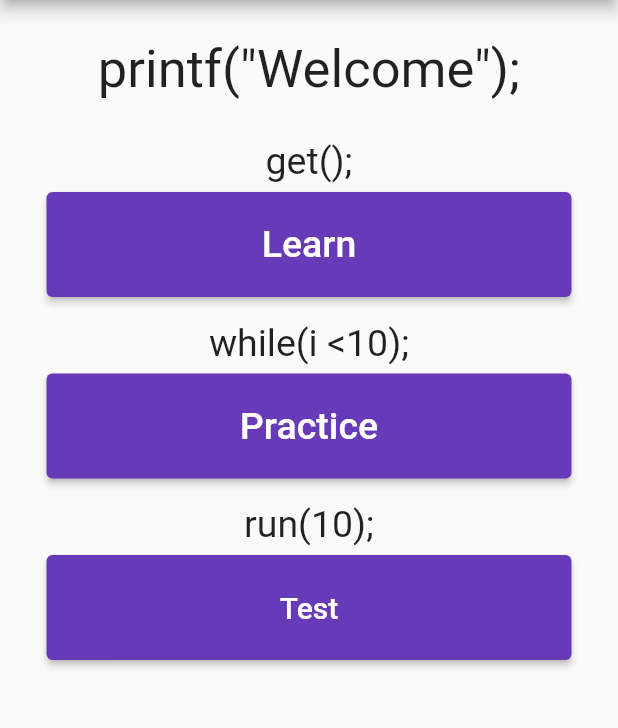
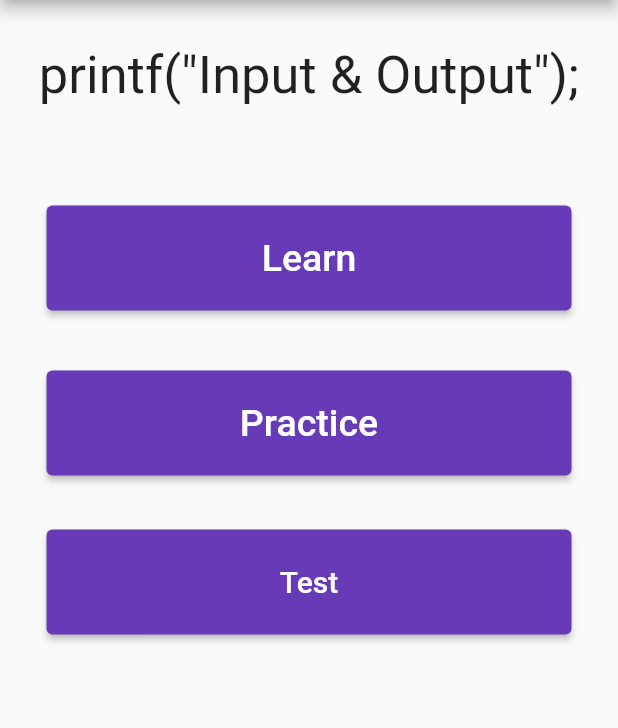
Before and after one commit to PCguyNoah/CodeKidsMobile, a Flutter app: the ModuleFivePage screen opened directly, on a phone screen of 412 x 824 dp, the part 84-812 px from its top. Run offline on Flutter 3.47's test engine with Material 2 defaults, Android fonts, the light colour scheme and no system bars.

Commit message:
stying changes

```diff
--- a/lib/main.dart
+++ b/lib/main.dart
@@ -21,7 +21,9 @@ class MyApp extends StatelessWidget {
       theme: ThemeData(
         colorScheme: ColorScheme.fromSwatch(primarySwatch: Colors.deepPurple),
       ),
+
       home: const MyHomePage(title: 'CodeKids'),
+
     );
   }
 }
--- a/lib/pagefive.dart
+++ b/lib/pagefive.dart
@@ -28,13 +28,13 @@ class _ModuleFivePageState extends State<ModuleFivePage> {
               mainAxisAlignment: MainAxisAlignment.center,
 
               children: <Widget>[
-                SizedBox(height: 26),
-                Text('printf("Welcome");',
+                SizedBox(height: 30),
+                Text('printf("Input & Output");',
                   style: TextStyle(fontSize: 35), textAlign: TextAlign.center,),
-                SizedBox(height: 26),
-                Text('get();',
-                  style: TextStyle(fontSize: 25),),
-                SizedBox(height: 6),
+                SizedBox(height: 46),
+
+
+                SizedBox(height: 20),
                 ElevatedButton(
                     style: ElevatedButton.styleFrom(
                       minimumSize: Size(350, 70),
@@ -50,10 +50,9 @@ class _ModuleFivePageState extends State<ModuleFivePage> {
 
                     child: Text('Learn',
                       style: TextStyle(fontSize: 25.0),)),
-                SizedBox(height: 16),
-                Text('while(i <10);',
-                  style: TextStyle(fontSize: 25),),
-                SizedBox(height: 6),
+                SizedBox(height: 20),
+
+                SizedBox(height: 20),
                 ElevatedButton(
                     style: ElevatedButton.styleFrom(
                       minimumSize: Size(350, 70),
@@ -69,9 +68,8 @@ class _ModuleFivePageState extends State<ModuleFivePage> {
                     child: Text('Practice',
                       style: TextStyle(fontSize: 25.0),)),
                 SizedBox(height: 16),
-                Text('run(10);',
-                  style: TextStyle(fontSize: 25),),
-                SizedBox(height: 6),
+
+                SizedBox(height: 20),
                 ElevatedButton(
                     style: ElevatedButton.styleFrom(
                       minimumSize: Size(350, 70),
```
Also changed, not shown: lib/pagefour.dart (+13 -15 lines), lib/pageone.dart (+54 -52 lines), lib/pagethree.dart (+11 -8 lines), lib/pagetwo.dart (+14 -5 lines).
